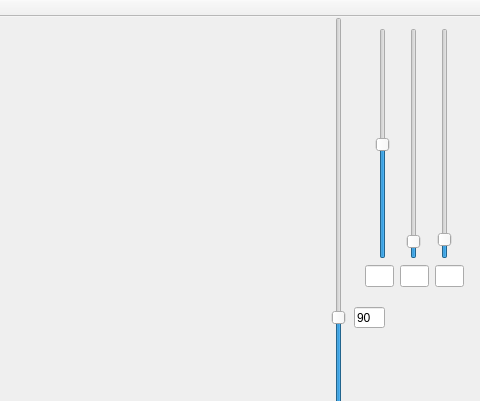
First picture: the form in EllipseRechner/mainwindow.ui, repository Fomore/Master, before the edit; both pictures show x 296 to 776 and y 0 to 401 of the 776 by 700 pixel window.
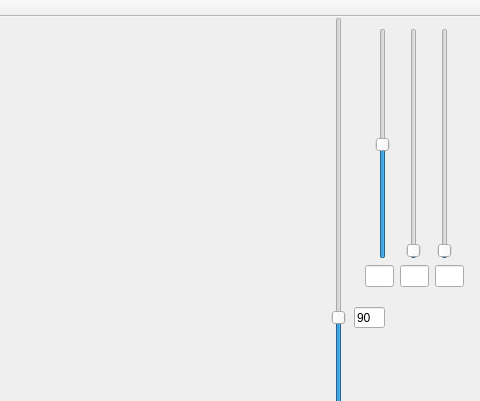
Second picture: the form after the edit.

What changed in the file:
```diff
--- a/EllipseRechner/mainwindow.ui
+++ b/EllipseRechner/mainwindow.ui
@@ -91,7 +91,7 @@
      <string>90</string>
     </property>
    </widget>
-   <widget class="QWidget" name="">
+   <widget class="QWidget" name="layoutWidget">
     <property name="geometry">
      <rect>
       <x>650</x>
@@ -128,7 +128,7 @@
           <number>400</number>
          </property>
          <property name="value">
-          <number>20</number>
+          <number>2</number>
          </property>
          <property name="orientation">
           <enum>Qt::Vertical</enum>
@@ -141,7 +141,7 @@
           <number>200</number>
          </property>
          <property name="maximum">
-          <number>2000</number>
+          <number>20000</number>
          </property>
          <property name="value">
           <number>300</number>
```
